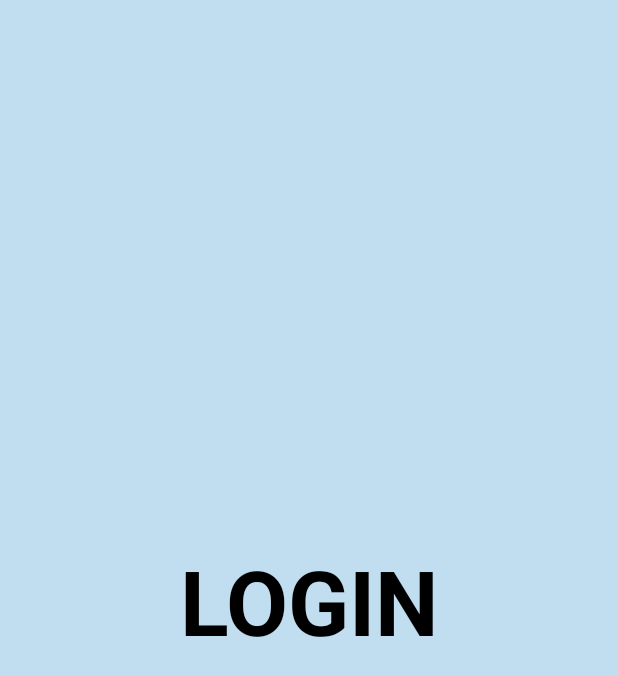
After one commit to geek0609/vote_app, an Android app: the login_page screen opened directly, with no data from a screen before it, on a phone screen of 412 x 824 dp. The commit adds this screen. Shown: the top 676 px of the screen. Run offline under Robolectric (Android 15) with nearby library versions, the phone set to English and light mode, and no system bars; Roboto replaces fonts that are not available here.

Commit message:
Vote app: add a new activity
new activity for login page

Signed-off-by: Ashwin.D.S <astroashwin@outlook.com>

```diff
--- a/app/src/main/AndroidManifest.xml
+++ b/app/src/main/AndroidManifest.xml
@@ -9,6 +9,7 @@
         android:roundIcon="@mipmap/ic_launcher_round"
         android:supportsRtl="true"
         android:theme="@style/Theme.STAI_Project">
+        <activity android:name=".login_page"/>
         <activity
             android:name="com.ashwin.vote_app.MainActivity"
             android:exported="true" >
--- /dev/null
+++ b/app/src/main/java/com/ashwin/vote_app/login_page.kt
@@ -0,0 +1,17 @@
+package com.ashwin.vote_app
+
+import android.support.v7.app.AppCompatActivity
+import android.os.Bundle
+import android.widget.Button
+
+class login_page : AppCompatActivity() {
+    override fun onCreate(savedInstanceState: Bundle?) {
+        super.onCreate(savedInstanceState)
+        setContentView(R.layout.login_page)
+
+    }
+
+    override fun onBackPressed() {
+        finish()
+    }
+}
--- /dev/null
+++ b/app/src/main/res/layout/login_page.xml
@@ -0,0 +1,20 @@
+<?xml version="1.0" encoding="utf-8"?>
+<android.support.constraint.ConstraintLayout xmlns:android="http://schemas.android.com/apk/res/android"
+    xmlns:app="http://schemas.android.com/apk/res-auto"
+    android:layout_width="match_parent"
+    android:layout_height="match_parent"
+    android:background="@color/colorPrimary">
+
+    <TextView
+        android:layout_width="396dp"
+        android:layout_height="104dp"
+        android:text="@string/login_text"
+        android:textAlignment="center"
+        android:textSize="60sp"
+        android:textStyle="bold"
+        app:layout_constraintBottom_toBottomOf="parent"
+        app:layout_constraintEnd_toEndOf="parent"
+        app:layout_constraintStart_toStartOf="parent"
+        app:layout_constraintTop_toTopOf="parent"
+        android:textColor="@color/colorFontPrimary"/>
+</android.support.constraint.ConstraintLayout>
--- a/app/src/main/res/values/strings.xml
+++ b/app/src/main/res/values/strings.xml
@@ -1,4 +1,7 @@
 <resources>
     <string name="app_name">Vote App</string>
     <string name="WelcomeText">A BALLOT IS STRONGER THAN A BULLET</string>
+    <string name="get_started_button_text">Get Started</string>
+    <string name="ballot_box_icon_description">Ballot Box</string>
+    <string name="login_text">LOGIN</string>
 </resources>
```
Also changed, not shown: app/src/main/java/com/ashwin/vote_app/MainActivity.kt (+7 -0 lines), app/src/main/res/layout/activity_main.xml (+6 -5 lines).
